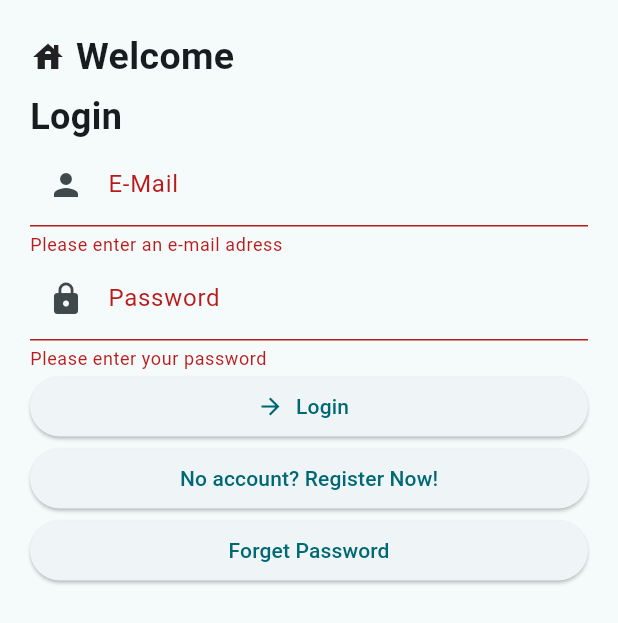
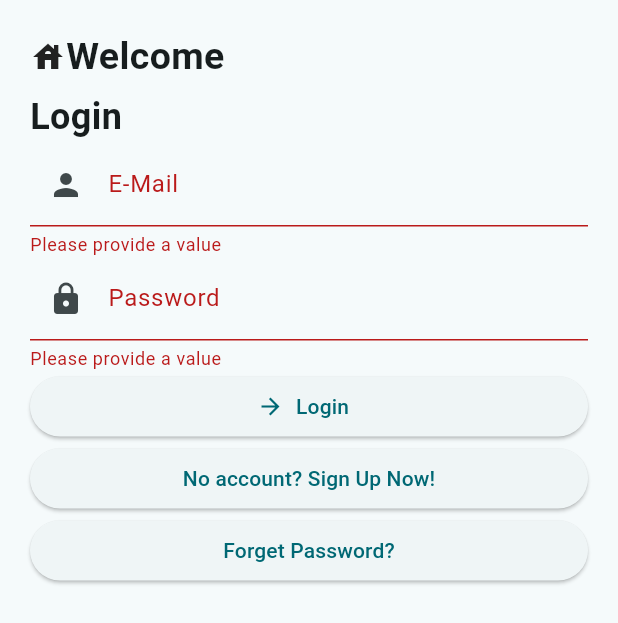
Before and after one commit to comhendrik/hmly, a Flutter app: the AuthenticationWidget widget shown alone on an empty page, opened directly, after a tap on "Login", on a phone screen of 412 x 824 dp. Shown: the top 623 px of the screen. Run offline on Flutter 3.47's test engine with Material 2 defaults, Android fonts, the phone set to English and light mode, and no system bars; our stand-ins replace dartz, equatable, flutter_bloc, get_it, internet_connection_checker, pocketbase and 2 more; accounts and stored records are empty; generated files the repository leaves out were written again; statements that could not run were skipped.

Commit message:
new localizations

```diff
--- a/lib/core/error/failure.dart
+++ b/lib/core/error/failure.dart
@@ -1,4 +1,3 @@
-import 'package:dartz/dartz.dart';
 import 'package:equatable/equatable.dart';
 
 class Failure extends Equatable {
--- a/lib/core/widgets/feauture_widget_blueprint.dart
+++ b/lib/core/widgets/feauture_widget_blueprint.dart
@@ -1,5 +1,4 @@
 import 'package:flutter/material.dart';
-import 'package:flutter_svg_provider/flutter_svg_provider.dart';
 
 class FeatureWidgetBlueprint extends StatefulWidget {
 
--- a/lib/features/authentication/presentation/widgets/authentication.dart
+++ b/lib/features/authentication/presentation/widgets/authentication.dart
@@ -1,6 +1,7 @@
 import 'package:flutter/material.dart';
 import 'package:flutter_bloc/flutter_bloc.dart';
 import 'package:hmly/features/authentication/presentation/bloc/auth_bloc.dart';
+import 'package:flutter_gen/gen_l10n/app_localizations.dart';
 import 'widgets.dart';
 
 
@@ -39,32 +40,32 @@ class _AuthenticationWidget extends State<AuthenticationWidget> {
         key: _formKey,
         child: ListView(
           children: [
-            const Row(
+            Row(
               mainAxisSize: MainAxisSize.min,
               children: [
-                Icon(Icons.house, weight: 5.0),
-                Text(' Welcome', style: TextStyle(fontWeight: FontWeight.bold, fontSize: 25),),
+                const Icon(Icons.house, weight: 5.0),
+                Text(AppLocalizations.of(context)!.welcome, style: const TextStyle(fontWeight: FontWeight.bold, fontSize: 25),),
               ],
             ),
             const SizedBox(height: 5.0,),
             Text(
-              showLogin ? 'Login': 'SignUp',
+              showLogin ? AppLocalizations.of(context)!.login : AppLocalizations.of(context)!.signup,
               style: const TextStyle(fontSize: 24.0, fontWeight: FontWeight.bold),
             ),
             TextFormField(
               controller: emailController,
               keyboardType: TextInputType.emailAddress,
-              decoration: const InputDecoration(
-                labelText: 'E-Mail',
-                hintText: 'Enter your e-mail address',
-                prefixIcon: Icon(Icons.person), // Icon for username
+              decoration: InputDecoration(
+                labelText: AppLocalizations.of(context)!.email,
+                hintText: AppLocalizations.of(context)!.emailHint,
+                prefixIcon: const Icon(Icons.person), // Icon for username
               ),
                 validator: (value) {
                   if (value == null || value.isEmpty) {
-                    return 'Please enter an e-mail adress';
+                    return AppLocalizations.of(context)!.validatorMessageNull;
                   }
                   if (!value.contains('@') || !value.contains('.') || value.contains('@.')) {
-                    return 'No valid email';
+                    return AppLocalizations.of(context)!.emailValidatorMessage;
                   }
                   return null;
                 },
@@ -76,17 +77,17 @@ class _AuthenticationWidget extends State<AuthenticationWidget> {
               obscureText: true,
               controller: passwordController,
               keyboardType: TextInputType.text,
-              decoration: const InputDecoration(
-                labelText: 'Password',
-                hintText: 'Enter your password',
-                prefixIcon: Icon(Icons.lock), // Icon for password
+              decoration: InputDecoration(
+                labelText: AppLocalizations.of(context)!.password,
+                hintText: AppLocalizations.of(context)!.passwordHint,
+                prefixIcon: const Icon(Icons.lock), // Icon for password
               ),
                 validator: (value) {
                   if (value == null || value.isEmpty) {
-                    return 'Please enter your password';
+                    return AppLocalizations.of(context)!.validatorMessageNull;
                   }
                   if (value.length < 8) {
-                    return 'Use at least 8 characters for your password';
+                    return AppLocalizations.of(context)!.validatorMessagePasswordLength;
                   }
                   return null;
                 },
@@ -101,17 +102,17 @@ class _AuthenticationWidget extends State<AuthenticationWidget> {
                     obscureText: true,
                     controller: passwordConfirmController,
                     keyboardType: TextInputType.text,
-                    decoration: const InputDecoration(
-                      labelText: 'Confirm Password',
-                      hintText: 'Re-enter your password',
-                      prefixIcon: Icon(Icons.lock), // Icon for password
+                    decoration: InputDecoration(
+                      labelText: AppLocalizations.of(context)!.password,
+                      hintText: AppLocalizations.of(context)!.reEnterPasswordHint,
+                      prefixIcon: const Icon(Icons.lock), // Icon for password
                     ),
                     validator: (value) {
                       if (value == null || value.isEmpty) {
-                        return 'Please re-enter your password';
+                        return AppLocalizations.of(context)!.validatorMessageNull;
                       }
                       if (value != passwordStr) {
-                        return 'The passwords arent matching';
+                        return AppLocalizations.of(context)!.validatorMessagePasswordMatching;
                       }
                       return null;
                     },
@@ -122,18 +123,18 @@ class _AuthenticationWidget extends State<AuthenticationWidget> {
                   TextFormField(
                     controller: usernameController,
                     keyboardType: TextInputType.text,
-                    decoration: const InputDecoration(
-                      labelText: 'Username',
-                      hintText: 'Enter your username',
-                      prefixIcon: Icon(Icons.person),
+                    decoration: InputDecoration(
+                      labelText: AppLocalizations.of(context)!.username,
+                      hintText: AppLocalizations.of(context)!.usernameHint,
+                      prefixIcon: const Icon(Icons.person),
                     ),
                     validator: (value) {
                       if (value == null || value.isEmpty) {
-                        return 'Please enter your username';
+                        return AppLocalizations.of(context)!.validatorMessageNull;
                       }
 
                       if (value.contains(" ")) {
-                        return 'Must be in a valid format';
+                        return AppLocalizations.of(context)!.validatorMessageValidFormat;
                       }
                       return null;
                     },
@@ -144,14 +145,14 @@ class _AuthenticationWidget extends State<AuthenticationWidget> {
                   TextFormField(
                     controller: nameController,
                     keyboardType: TextInputType.text,
-                    decoration: const InputDecoration(
-                      labelText: 'Name',
-                      hintText: 'Enter your name',
-                      prefixIcon: Icon(Icons.badge),
+                    decoration: InputDecoration(
+                      labelText: AppLocalizations.of(context)!.fullName,
+                      hintText: AppLocalizations.of(context)!.fullNameHint,
+                      prefixIcon: const Icon(Icons.badge),
                     ),
                     validator: (value) {
                       if (value == null || value.isEmpty) {
-                        return 'Please enter your name';
+                        return AppLocalizations.of(context)!.validatorMessageNull;
                       }
                       return null;
                     },
@@ -172,7 +173,7 @@ class _AuthenticationWidget extends State<AuthenticationWidget> {
                   }
                 },
                 icon: const Icon(Icons.arrow_forward),
-                label: Text(showLogin ? "Login" : "SignUp")
+                label: Text(showLogin ? AppLocalizations.of(context)!.login : AppLocalizations.of(context)!.signup)
             ),
 
             ElevatedButton(
@@ -181,7 +182,7 @@ class _AuthenticationWidget extends State<AuthenticationWidget> {
                     showLogin = !showLogin;
                   });
                 },
-                child: showLogin ? const Text("No account? Register Now!") : const Text("Already registered? Login!")
+                child: showLogin ? Text(AppLocalizations.of(context)!.signUpQuestion) : Text(AppLocalizations.of(context)!.loginQuestion)
             ),
             ElevatedButton(
                 onPressed: () {
@@ -191,20 +192,8 @@ class _AuthenticationWidget extends State<AuthenticationWidget> {
                     ),
                   );
                 },
-                child: const Text("Forget Password")
+                child: Text(AppLocalizations.of(context)!.forgetPassword)
             ),
-
-
-//TODO: Maket it possible to use oauth, but dont use it in first release /Later Release
-//            SignInButton(
-//              Buttons.Google,
-//              text: "Sign up with Google",
-//              onPressed: () {
-//                oAuth();
-//              },
-//            ),
-
-
           ],
         ),
       )
```
Also changed, not shown: lib/core/widgets/bloc_error_widget.dart (+7 -6 lines), lib/core/widgets/custom_process_indicator_widget.dart (+6 -6 lines), lib/l10n/app_de.arb (+17 -1 lines), lib/l10n/app_en.arb (+74 -0 lines).
